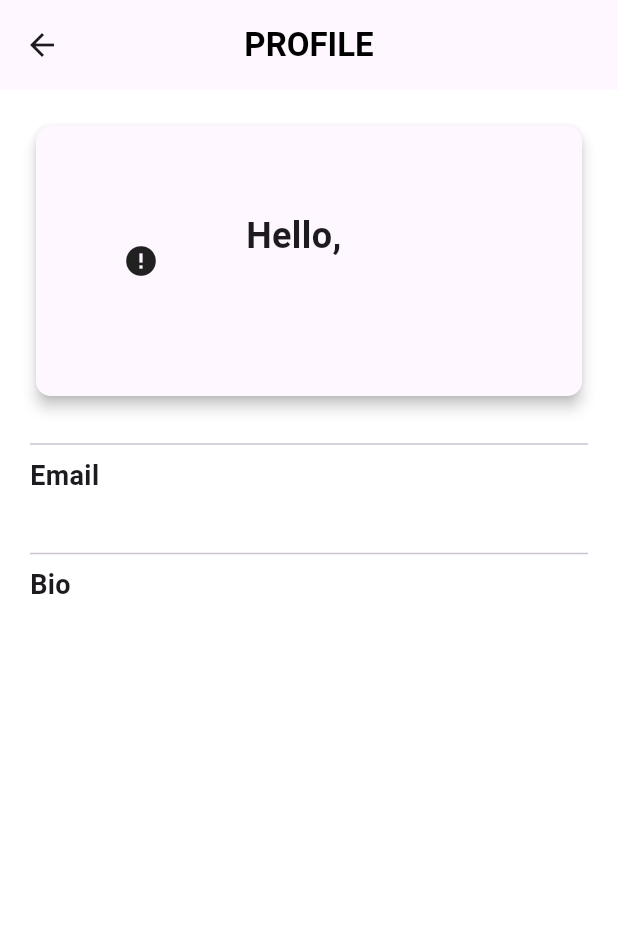
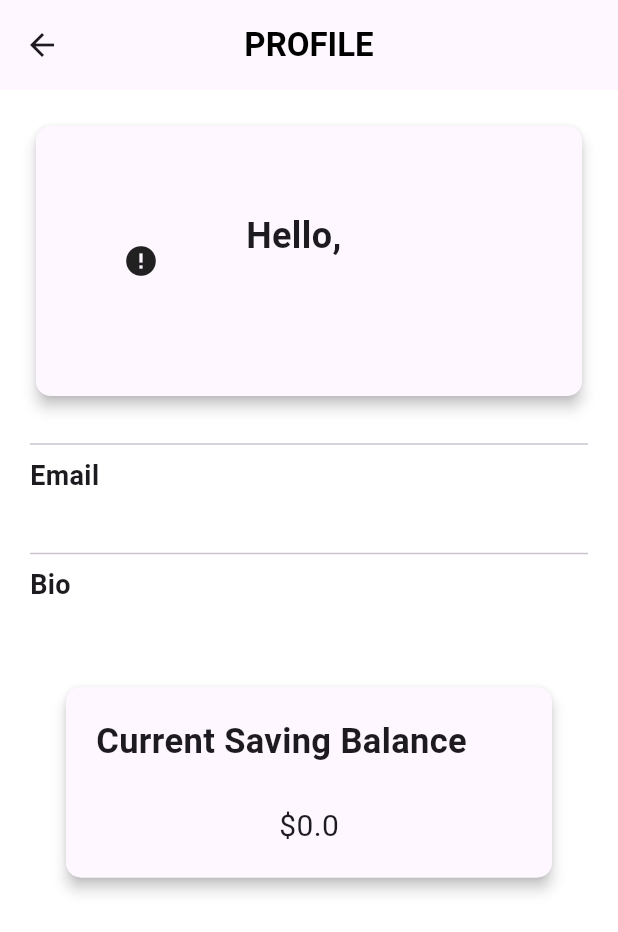
Before and after one commit to HerbertK-93/KcfApp, a Flutter app: the ProfileScreen screen opened directly, on a phone screen of 412 x 824 dp. Shown: the top 932 px of the screen. Run offline on Flutter 3.47's test engine with Material 3 defaults, Android fonts, the light colour scheme and no system bars; drawn by our look-alikes of cached_network_image; our stand-ins replace cloud_firestore, firebase_auth, firebase_core, firebase_storage, fl_chart, image_picker and 1 more; accounts and stored records are empty; network calls fail.

Commit message:
new changes

```diff
--- a/lib/screens/profile_screen.dart
+++ b/lib/screens/profile_screen.dart
@@ -1,3 +1,5 @@
+import 'dart:async';
+
 import 'package:flutter/material.dart';
 import 'package:kings_cogent/models/user.dart';
 import 'package:kings_cogent/resources/user_methods.dart';
@@ -13,16 +15,43 @@ class ProfileScreen extends StatefulWidget {
 }
 
 class _ProfileScreenState extends State<ProfileScreen> {
-  AppUser? appUser;
+  late UserMethods _userMethods;
+  late SharedPrefs _sharedPrefs;
+  late StreamController<AppUser?> _userStreamController;
+  double _currentBalance = 0.0;
 
   @override
   void initState() {
     super.initState();
+    _userMethods = UserMethods(sharedPrefs: SharedPrefs());
+    _sharedPrefs = SharedPrefs();
+    _userStreamController = StreamController<AppUser?>();
+    _updateUserProfile();
+    _calculateCurrentBalance();
   }
 
-  Stream<AppUser?> getUserProfile() {
-    final userMethods = UserMethods(sharedPrefs: SharedPrefs());
-    return Stream.fromFuture(userMethods.getUserProfile());
+  @override
+  void dispose() {
+    _userStreamController.close();
+    super.dispose();
+  }
+
+  void _updateUserProfile() {
+  _userMethods.getUserProfile().then((user) {
+    _userStreamController.add(user);
+  });
+}
+
+
+  Future<void> _calculateCurrentBalance() async {
+    double monthlySavings = await _sharedPrefs.getMonthlySavings() ?? 0.0;
+    double weeklySavings = await _sharedPrefs.getWeeklySavings() ?? 0.0;
+    double dailySavings = await _sharedPrefs.getDailySavings() ?? 0.0;
+    double oneTimeSavings = await _sharedPrefs.getOneTimeSavings() ?? 0.0;
+
+    setState(() {
+      _currentBalance = monthlySavings + weeklySavings + dailySavings + oneTimeSavings;
+    });
   }
 
   void showSnackBar(BuildContext context, String message) {
@@ -59,7 +88,7 @@ class _ProfileScreenState extends State<ProfileScreen> {
         ),
       ),
       body: StreamBuilder<AppUser?>(
-          stream: getUserProfile(),
+        stream: _userStreamController.stream,
         builder: (context, snapshot) {
           if (snapshot.connectionState == ConnectionState.waiting) {
             return const Center(child: CircularProgressIndicator());
@@ -95,7 +124,7 @@ class _ProfileScreenState extends State<ProfileScreen> {
                             height: 100,
                             fit: BoxFit.cover,
                             placeholder: (context, url) =>
-                                  Icon(Icons.person, size: 100), // Placeholder Icon
+                                const Icon(Icons.person, size: 100), // Placeholder Icon
                             errorWidget: (context, url, error) =>
                                 const Icon(Icons.error),
                           ),
@@ -131,6 +160,46 @@ class _ProfileScreenState extends State<ProfileScreen> {
                 const Divider(),
                 _buildProfileField('Bio', userData?.bio ?? '', context),
                 const SizedBox(height: 20),
+                Container(
+                  margin: const EdgeInsets.symmetric(horizontal: 20), // Adjust margin for stretching to screen edges
+                  child: Card(
+                    elevation: 4, // Add elevation for shadow effect
+                    shape: RoundedRectangleBorder(
+                      borderRadius: BorderRadius.circular(10),
+                    ),
+                    child: Container(
+                      width: double.infinity, // Ensure the container stretches horizontally
+                      padding: const EdgeInsets.all(20),
+                      decoration: BoxDecoration(
+                        borderRadius: BorderRadius.circular(10),
+                        color: Theme.of(context).cardColor, // Use the system theme's card color
+                      ),
+                      child: Column(
+                        crossAxisAlignment: CrossAxisAlignment.start,
+                        children: [
+                          Text(
+                            'Current Saving Balance',
+                            style: TextStyle(
+                              fontSize: 23,
+                              fontWeight: FontWeight.bold,
+                              color: Theme.of(context).textTheme.bodyText1!.color, // Use the system theme's text color
+                            ),
+                          ),
+                          const SizedBox(height: 25),
+                          Center( // Center the text horizontally
+                            child: Text(
+                              '\$$_currentBalance', // Display actual balance
+                              style: TextStyle(
+                                fontSize: 20,
+                                color: Theme.of(context).textTheme.bodyText2!.color, // Use the system theme's secondary text color
+                              ),
+                            ),
+                          ),
+                        ],
+                      ),
+                    ),
+                  ),
+                ),
               ],
             ),
           );
--- a/lib/utils/shared_prefs.dart
+++ b/lib/utils/shared_prefs.dart
@@ -44,4 +44,12 @@ class SharedPrefs {
     await sharedPreferences?.remove(tagUid);
     await sharedPreferences?.remove(tagUserData);
   }
+
+  getMonthlySavings() {}
+
+  getWeeklySavings() {}
+
+  getDailySavings() {}
+
+  getOneTimeSavings() {}
 }
```
Also changed, not shown: lib/other_screens/our_team_screen.dart (+0 -8 lines), lib/responsive/mobile_screen_layout.dart (+7 -6 lines). Lines whose indentation alone changed are shown as unchanged.
